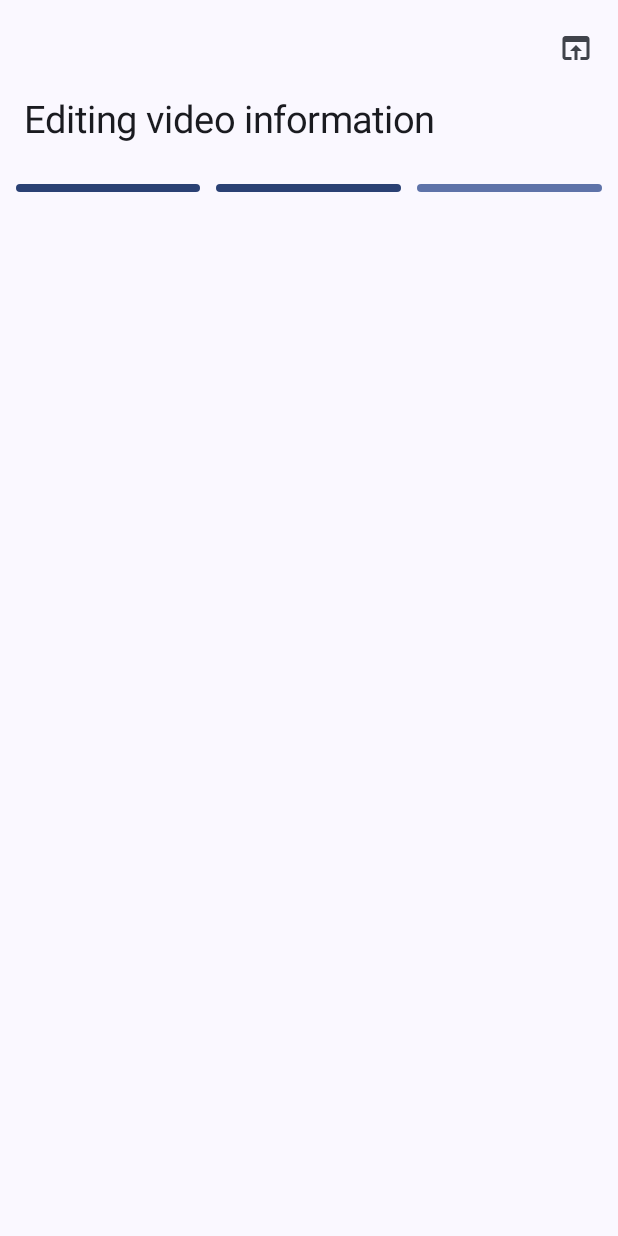
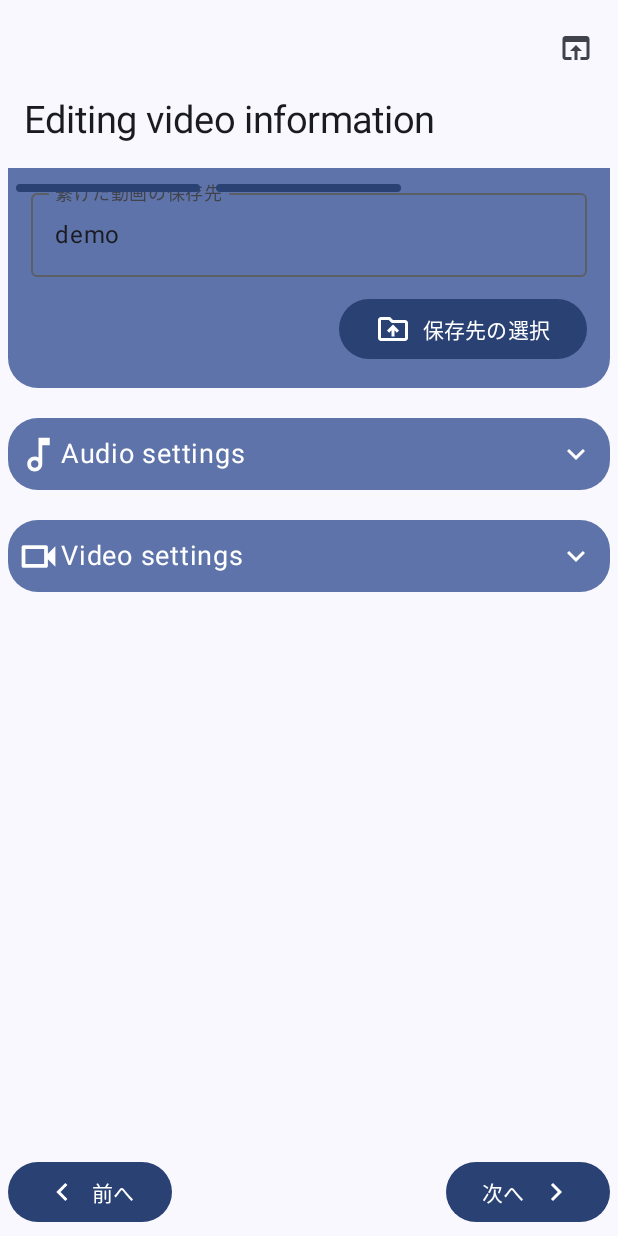
Before and after one commit to takusan23/Coneco, an Android app built with Jetpack Compose: the MergeEditScreen screen opened through its navigation route, on a phone screen of 412 x 824 dp. Run offline under Robolectric (Android 15) with nearby library versions, the light colour scheme and no system bars.

Commit message:
エンコーダー設定画面できた

```diff
--- /dev/null
+++ b/app/src/main/java/io/github/takusan23/coneco/data/AudioMergeEditData.kt
@@ -0,0 +1,10 @@
+package io.github.takusan23.coneco.data
+
+/**
+ * 結合する際の音声の設定をまとめたデータクラス
+ *
+ * @param bitRate ビットレート。128kとか192kで良いと思う
+ * */
+data class AudioMergeEditData(
+    val bitRate: Int = 192_000,
+)
--- /dev/null
+++ b/app/src/main/java/io/github/takusan23/coneco/data/VideoMergeEditData.kt
@@ -0,0 +1,23 @@
+package io.github.takusan23.coneco.data
+
+/**
+ * 結合する際の映像の設定をまとめたデータクラス
+ *
+ * @param bitRate ビットレート。192kとか？
+ * @param frameRate フレームレート。多分意味ない
+ * @param isUseOpenGl OpenGL版で結合する場合はtrueにする
+ * @param videoHeight 動画の高さを変えたい場合
+ * @param videoWidth 動画の幅を変えたい場合
+ * */
+data class VideoMergeEditData(
+    val bitRate: Int = 1_000_000,
+    val frameRate: Int = 30,
+    val videoWidth: Int? = null,
+    val videoHeight: Int? = null,
+    val isUseOpenGl: Boolean = false,
+) {
+
+    /** OpenGL版で結合が必要な場合はtrue */
+    val isRequireOpenGl = isUseOpenGl || (videoWidth != null && videoHeight != null)
+
+}
--- /dev/null
+++ b/app/src/main/java/io/github/takusan23/coneco/ui/component/MergeEditComponent.kt
@@ -0,0 +1,271 @@
+package io.github.takusan23.coneco.ui.component
+
+import androidx.compose.foundation.layout.*
+import androidx.compose.foundation.shape.RoundedCornerShape
+import androidx.compose.foundation.text.KeyboardOptions
+import androidx.compose.material3.*
+import androidx.compose.runtime.Composable
+import androidx.compose.runtime.mutableStateOf
+import androidx.compose.runtime.remember
+import androidx.compose.ui.Alignment
+import androidx.compose.ui.Modifier
+import androidx.compose.ui.graphics.Color
+import androidx.compose.ui.res.painterResource
+import androidx.compose.ui.res.stringResource
+import androidx.compose.ui.text.input.KeyboardType
+import androidx.compose.ui.unit.dp
+import androidx.compose.ui.unit.sp
+import io.github.takusan23.coneco.R
+import io.github.takusan23.coneco.data.AudioMergeEditData
+import io.github.takusan23.coneco.data.VideoMergeEditData
+
+/**
+ * ファイルの保存先を選ぶやつ
+ *
+ * @param onFilePickerOpen Storage Access Frameworkでファイルを作成してください
+ * @param uriPath 保存先パス
+ * */
+@Composable
+fun MergeEditResultFilePicker(onFilePickerOpen: () -> Unit, uriPath: String) {
+    val isOpen = remember { mutableStateOf(true) }
+
+    MergeEditCommon(
+        isOpen = isOpen.value,
+        iconRes = R.drawable.ic_outline_drive_folder_upload_24,
+        labelRes = R.string.merge_edit_screen_save_folder,
+        onOpenClick = { isOpen.value = !isOpen.value }
+    ) {
+        Column(modifier = Modifier.padding(10.dp)) {
+            OutlinedTextField(
+                modifier = Modifier
+                    .padding(5.dp)
+                    .fillMaxWidth(),
+                value = uriPath,
+                label = { Text(text = "繋げた動画の保存先") },
+                readOnly = true,
+                onValueChange = {}
+            )
+            Button(
+                modifier = Modifier
+                    .padding(5.dp)
+                    .align(alignment = Alignment.End),
+                onClick = onFilePickerOpen
+            ) {
+                Icon(painter = painterResource(id = R.drawable.ic_outline_drive_folder_upload_24), contentDescription = null)
+                Spacer(modifier = Modifier.size(ButtonDefaults.IconSpacing))
+                Text(text = "保存先の選択")
+            }
+        }
+    }
+}
+
+/**
+ * 音声の設定を編集するUI
+ *
+ * @param data 音声の情報
+ * @param onDataChange データが変わったら呼ばれる
+ */
+@Composable
+fun MergeEditAudioConfig(
+    data: AudioMergeEditData,
+    onDataChange: (AudioMergeEditData) -> Unit,
+) {
+    val isOpen = remember { mutableStateOf(false) }
+    // キロビットに変換するため data.bitRate / 1000
+    val bitRateText = remember { mutableStateOf((data.bitRate / 1000).toString()) }
+
+    /** [onDataChange]へ通知する */
+    fun notify() {
+        onDataChange(data.copy(
+            bitRate = (bitRateText.value.toIntOrNull() ?: 0) * 1000,
+        ))
+    }
+
+    MergeEditCommon(
+        isOpen = isOpen.value,
+        iconRes = R.drawable.ic_outline_audiotrack_24,
+        labelRes = R.string.merge_edit_screen_audio_conf,
+        onOpenClick = { isOpen.value = !isOpen.value }
+    ) {
+        OutlinedTextField(
+            modifier = Modifier
+                .padding(10.dp)
+                .fillMaxWidth(),
+            value = bitRateText.value,
+            label = { Text(text = "音声のビットレート (単位 : K)") },
+            keyboardOptions = KeyboardOptions(keyboardType = KeyboardType.Number),
+            onValueChange = {
+                bitRateText.value = it
+                notify()
+            }
+        )
+    }
+}
+
+/**
+ * 動画の設定を編集するUI
+ *
+ * @param data 音声の情報
+ * @param onDataChange データが変わったら呼ばれる
+ * */
+@Composable
+fun MergeEditVideoConfig(
+    data: VideoMergeEditData,
+    onDataChange: (VideoMergeEditData) -> Unit,
+) {
+    val isOpen = remember { mutableStateOf(false) }
+    // キロビットに変換するため data.bitRate / 1000
+    val bitRateText = remember { mutableStateOf((data.bitRate / 1000).toString()) }
+    val frameRateText = remember { mutableStateOf(data.frameRate.toString()) }
+    val videoWidth = remember { mutableStateOf((data.videoWidth ?: "").toString()) }
+    val videoHeight = remember { mutableStateOf((data.videoHeight ?: "").toString()) }
+
+    /** [onDataChange]へ通知する */
+    fun notify() {
+        onDataChange(data.copy(
+            bitRate = (bitRateText.value.toIntOrNull() ?: 0) * 1000,
+            frameRate = frameRateText.value.toIntOrNull() ?: 30,
+            videoWidth = videoWidth.value.toIntOrNull(),
+            videoHeight = videoHeight.value.toIntOrNull(),
+        ))
+    }
+
+    MergeEditCommon(
+        isOpen = isOpen.value,
+        iconRes = R.drawable.ic_outline_videocam_24,
+        labelRes = R.string.merge_edit_screen_video_conf,
+        onOpenClick = { isOpen.value = !isOpen.value }
+    ) {
+        Column(modifier = Modifier.padding(10.dp)) {
+            OutlinedTextField(
+                modifier = Modifier
+                    .padding(5.dp)
+                    .fillMaxWidth(),
+                value = bitRateText.value,
+                label = { Text(text = "映像のビットレート (単位 : K)") },
+                keyboardOptions = KeyboardOptions(keyboardType = KeyboardType.Number),
+                onValueChange = {
+                    bitRateText.value = it
+                    notify()
+                }
+            )
+            OutlinedTextField(
+                modifier = Modifier
+                    .padding(5.dp)
+                    .fillMaxWidth(),
+                value = frameRateText.value,
+                label = { Text(text = "フレームレート (fps)") },
+                keyboardOptions = KeyboardOptions(keyboardType = KeyboardType.Number),
+                onValueChange = {
+                    frameRateText.value = it
+                    notify()
+                }
+            )
+            // 縦、横
+            Row {
+                OutlinedTextField(
+                    modifier = Modifier
+                        .padding(5.dp)
+                        .weight(1f)
+                        .fillMaxWidth(),
+                    value = videoHeight.value,
+                    label = { Text(text = "縦のサイズ") },
+                    keyboardOptions = KeyboardOptions(keyboardType = KeyboardType.Number),
+                    onValueChange = {
+                        videoHeight.value = it
+                        notify()
+                    }
+                )
+                OutlinedTextField(
+                    modifier = Modifier
+                        .padding(5.dp)
+                        .weight(1f)
+                        .fillMaxWidth(),
+                    value = videoWidth.value,
+                    label = { Text(text = "横のサイズ") },
+                    keyboardOptions = KeyboardOptions(keyboardType = KeyboardType.Number),
+                    onValueChange = {
+                        videoWidth.value = it
+                        notify()
+                    }
+                )
+            }
+            // OpenGLモードを使う。他の動画とサイズが違う場合は利用する必要あり
+            AndroidSnowConeSwitch(
+                modifier = Modifier
+                    .padding(5.dp),
+                isEnable = data.isUseOpenGl,
+                label = {
+                    Text(text = """
+                        OpenGLモードを利用して結合する。
+                        (繋げる動画が同じ形式じゃない場合は有効にしてください、実験的機能です。)
+                        """.trimIndent()
+                    )
+                },
+                onValueChange = { onDataChange(data.copy(isUseOpenGl = it)) }
+            )
+        }
+    }
+}
+
+/**
+ * 共通しているUI
+ *
+ * @param modifier [Modifier]
+ * @param iconRes アイコン
+ * @param labelRes ラベル
+ * @param isOpen 展開するか
+ * @param onOpenClick 押したら呼ばれる
+ * @param content コンテンツ
+ * */
+@OptIn(ExperimentalMaterial3Api::class)
+@Composable
+private fun MergeEditCommon(
+    modifier: Modifier = Modifier,
+    isOpen: Boolean,
+    iconRes: Int,
+    labelRes: Int,
+    onOpenClick: (Boolean) -> Unit,
+    content: @Composable () -> Unit,
+) {
+    val openIconRes = if (isOpen) R.drawable.ic_outline_expand_less_24 else R.drawable.ic_outline_expand_more_24
+
+    Surface(
+        modifier = modifier,
+        shape = RoundedCornerShape(20.dp),
+        color = MaterialTheme.colorScheme.primaryContainer,
+    ) {
+        Column {
+            Surface(
+                color = Color.Transparent,
+                onClick = { onOpenClick(!isOpen) }
+            ) {
+                Row(
+                    modifier = Modifier.padding(5.dp),
+                    verticalAlignment = Alignment.CenterVertically
+                ) {
+                    Icon(
+                        modifier = Modifier
+                            .size(30.dp),
+                        painter = painterResource(id = iconRes),
+                        contentDescription = null
+                    )
+                    Text(
+                        modifier = Modifier
+                            .weight(1f),
+                        text = stringResource(id = labelRes),
+                        fontSize = 18.sp,
+                    )
+                    Icon(
+                        modifier = Modifier.padding(5.dp),
+                        painter = painterResource(id = openIconRes),
+                        contentDescription = null
+                    )
+                }
+            }
+            if (isOpen) {
+                content()
+            }
+        }
+    }
+}
--- a/app/src/main/java/io/github/takusan23/coneco/ui/screen/MergeEditScreen.kt
+++ b/app/src/main/java/io/github/takusan23/coneco/ui/screen/MergeEditScreen.kt
@@ -1,7 +1,21 @@
 package io.github.takusan23.coneco.ui.screen
 
+import androidx.compose.foundation.layout.*
+import androidx.compose.foundation.rememberScrollState
+import androidx.compose.foundation.verticalScroll
+import androidx.compose.material3.ExperimentalMaterial3Api
+import androidx.compose.material3.Scaffold
+import androidx.compose.material3.Text
 import androidx.compose.runtime.Composable
+import androidx.compose.runtime.collectAsState
+import androidx.compose.ui.Modifier
+import androidx.compose.ui.unit.dp
+import androidx.compose.ui.unit.sp
 import androidx.navigation.NavHostController
+import io.github.takusan23.coneco.ui.component.MergeEditAudioConfig
+import io.github.takusan23.coneco.ui.component.MergeEditResultFilePicker
+import io.github.takusan23.coneco.ui.component.MergeEditVideoConfig
+import io.github.takusan23.coneco.ui.component.PageButton
 import io.github.takusan23.coneco.viewmodel.MergeScreenViewModel
 
 /**
@@ -10,10 +24,66 @@ import io.github.takusan23.coneco.viewmodel.MergeScreenViewModel
  * @param mergeScreenViewModel 共有するViewModel
  * @param navController 画面遷移
  * */
+@OptIn(ExperimentalMaterial3Api::class)
 @Composable
 fun MergeEditScreen(
     mergeScreenViewModel: MergeScreenViewModel,
     navController: NavHostController,
 ) {
+    val audioMergeEditData = mergeScreenViewModel.audioMergeEditData.collectAsState()
+    val videoMergeEditData = mergeScreenViewModel.videoMergeEditData.collectAsState()
+
+    Scaffold {
+        Column {
+            // ヘッダー
+            MergeEditScreenHeader()
+            // 各項目
+            Column(
+                modifier = Modifier
+                    .weight(1f)
+                    .fillMaxWidth()
+                    .padding(5.dp)
+                    .verticalScroll(rememberScrollState())
+            ) {
+                // 保存先選択
+                MergeEditResultFilePicker(onFilePickerOpen = { }, uriPath = "demo")
+                Spacer(modifier = Modifier.size(20.dp))
+                // 音声の設定
+                MergeEditAudioConfig(
+                    data = audioMergeEditData.value,
+                    onDataChange = { mergeScreenViewModel.updateAudioMergeEditData(it) }
+                )
+                Spacer(modifier = Modifier.size(20.dp))
+                // 映像の設定
+                MergeEditVideoConfig(
+                    data = videoMergeEditData.value,
+                    onDataChange = { mergeScreenViewModel.updateVideoMergeEditData(it) }
+                )
+            }
+            // 次ボタン
+            PageButton(
+                onNext = { navController.navigate(NavigationScreenData.VideoEditScreenData.screenName) },
+                onPrev = { navController.popBackStack() }
+            )
+        }
+    }
 
 }
+
+/**
+ * ヘッダー部
+ * */
+@Composable
+private fun MergeEditScreenHeader() {
+    Column(
+        modifier = Modifier
+            .padding(5.dp)
+            .fillMaxWidth()
+    ) {
+        Text(
+            modifier = Modifier.padding(5.dp),
+            text = "動画の情報を編集します",
+            fontSize = 20.sp
+        )
+    }
+}
--- a/app/src/main/java/io/github/takusan23/coneco/viewmodel/MergeScreenViewModel.kt
+++ b/app/src/main/java/io/github/takusan23/coneco/viewmodel/MergeScreenViewModel.kt
@@ -4,7 +4,9 @@ import android.app.Application
 import android.net.Uri
 import androidx.lifecycle.AndroidViewModel
 import androidx.lifecycle.viewModelScope
+import io.github.takusan23.coneco.data.AudioMergeEditData
 import io.github.takusan23.coneco.data.SelectVideoItemData
+import io.github.takusan23.coneco.data.VideoMergeEditData
 import io.github.takusan23.coneco.tool.FileTool
 import kotlinx.coroutines.flow.MutableStateFlow
 import kotlinx.coroutines.flow.StateFlow
@@ -15,9 +17,17 @@ class MergeScreenViewModel(application: Application) : AndroidViewModel(applicat
 
     private val context = application.applicationContext
     private val _selectedVideoList = MutableStateFlow<List<SelectVideoItemData>>(emptyList())
+    private val _audioMergeEditData = MutableStateFlow(AudioMergeEditData())
+    private val _videoMergeEditData = MutableStateFlow(VideoMergeEditData())
 
     /** 選択した動画をFlowで返す */
     val selectedVideoList = _selectedVideoList as StateFlow<List<SelectVideoItemData>>
+
+    /** 音声の設定 */
+    val audioMergeEditData = _audioMergeEditData as StateFlow<AudioMergeEditData>
+
+    /** 映像の設定 */
+    val videoMergeEditData = _videoMergeEditData as StateFlow<VideoMergeEditData>
 
     /**
      * 動画選択から戻ってきた際に、動画を追加する
@@ -39,4 +49,22 @@ class MergeScreenViewModel(application: Application) : AndroidViewModel(applicat
         _selectedVideoList.value = _selectedVideoList.value.filter { it.uri != uri }
     }
 
+    /**
+     * [AudioMergeEditData]をセットする
+     *
+     * @param audioMergeEditData [AudioMergeEditData]
+     * */
+    fun updateAudioMergeEditData(audioMergeEditData: AudioMergeEditData) {
+        _audioMergeEditData.value = audioMergeEditData
+    }
+
+    /**
+     * [VideoMergeEditData]をセットする
+     *
+     * @param videoMergeEditData [VideoMergeEditData]
+     * */
+    fun updateVideoMergeEditData(videoMergeEditData: VideoMergeEditData) {
+        _videoMergeEditData.value = videoMergeEditData
+    }
+
 }
--- /dev/null
+++ b/app/src/main/res/drawable/ic_outline_audiotrack_24.xml
@@ -0,0 +1,10 @@
+<vector xmlns:android="http://schemas.android.com/apk/res/android"
+    android:width="24dp"
+    android:height="24dp"
+    android:viewportWidth="24"
+    android:viewportHeight="24"
+    android:tint="?attr/colorControlNormal">
+  <path
+      android:fillColor="@android:color/white"
+      android:pathData="M12,3v10.55c-0.59,-0.34 -1.27,-0.55 -2,-0.55 -2.21,0 -4,1.79 -4,4s1.79,4 4,4 4,-1.79 4,-4L14,7h4L18,3h-6zM10,19c-1.1,0 -2,-0.9 -2,-2s0.9,-2 2,-2 2,0.9 2,2 -0.9,2 -2,2z"/>
+</vector>
--- /dev/null
+++ b/app/src/main/res/drawable/ic_outline_drive_folder_upload_24.xml
@@ -0,0 +1,10 @@
+<vector xmlns:android="http://schemas.android.com/apk/res/android"
+    android:width="24dp"
+    android:height="24dp"
+    android:viewportWidth="24"
+    android:viewportHeight="24"
+    android:tint="?attr/colorControlNormal">
+  <path
+      android:fillColor="@android:color/white"
+      android:pathData="M20,6h-8l-2,-2H4C2.9,4 2.01,4.9 2.01,6L2,18c0,1.1 0.9,2 2,2h16c1.1,0 2,-0.9 2,-2V8C22,6.9 21.1,6 20,6zM20,18L4,18V6h5.17l2,2H20V18zM9.41,14.42L11,12.84V17h2v-4.16l1.59,1.59L16,13.01L12.01,9L8,13.01L9.41,14.42z"/>
+</vector>
--- /dev/null
+++ b/app/src/main/res/drawable/ic_outline_videocam_24.xml
@@ -0,0 +1,10 @@
+<vector xmlns:android="http://schemas.android.com/apk/res/android"
+    android:width="24dp"
+    android:height="24dp"
+    android:viewportWidth="24"
+    android:viewportHeight="24"
+    android:tint="?attr/colorControlNormal">
+  <path
+      android:fillColor="@android:color/white"
+      android:pathData="M15,8v8H5V8h10m1,-2H4c-0.55,0 -1,0.45 -1,1v10c0,0.55 0.45,1 1,1h12c0.55,0 1,-0.45 1,-1v-3.5l4,4v-11l-4,4V7c0,-0.55 -0.45,-1 -1,-1z"/>
+</vector>
--- a/app/src/main/res/values/strings.xml
+++ b/app/src/main/res/values/strings.xml
@@ -3,4 +3,7 @@
     <string name="screen_title_video_select">Select a video to combine</string>
     <string name="screen_title_video_edit">Editing video information</string>
     <string name="screen_title_video_merge">Combined screen</string>
+    <string name="merge_edit_screen_save_folder">Save destination settings</string>
+    <string name="merge_edit_screen_audio_conf">Audio settings</string>
+    <string name="merge_edit_screen_video_conf">Video settings</string>
 </resources>
```
Also changed, not shown: app/src/main/java/io/github/takusan23/coneco/ui/component/AndroidSnowConeSwitch.kt (added, +96 -0 lines), 1 other file.
